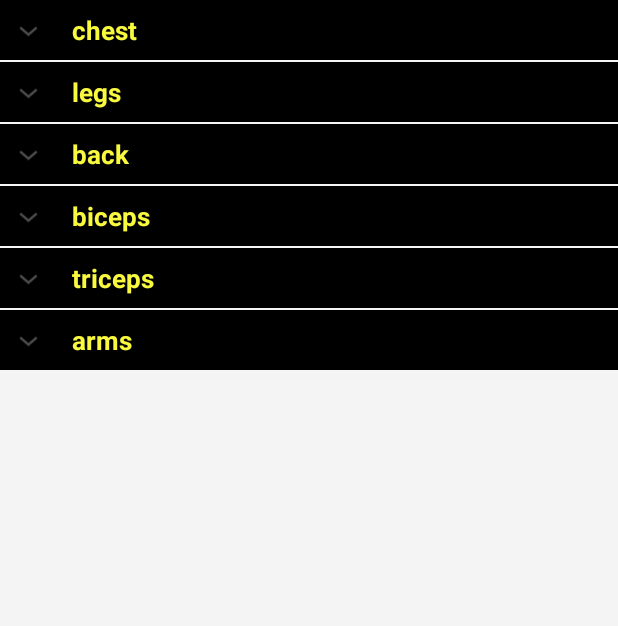
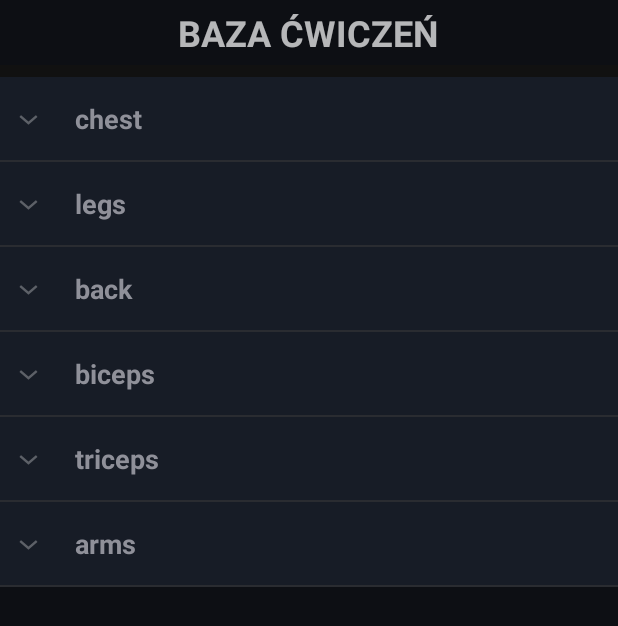
Before and after one commit to saviola44/StrengthBuilding, an Android app: the ShowAllExercisesActivity screen opened directly, with no data from a screen before it, on a phone screen of 412 x 824 dp. Shown: the top 626 px of the screen. Run offline under Robolectric (Android 15) with nearby library versions, the phone set to English and light mode, and no system bars.

Commit message:
MainActivity

```diff
--- a/app/src/main/res/layout/exercises_row_child_layout.xml
+++ b/app/src/main/res/layout/exercises_row_child_layout.xml
@@ -1,16 +1,15 @@
 <?xml version="1.0" encoding="utf-8"?>
 <LinearLayout xmlns:android="http://schemas.android.com/apk/res/android"
     android:layout_width="match_parent"
-    android:layout_height="55dip"
+    android:layout_height="50dp"
     android:orientation="vertical" >
 
     <TextView
         android:id="@+id/lblListItem"
         android:layout_width="fill_parent"
-        android:layout_height="wrap_content"
-        android:textSize="17dp"
-        android:paddingTop="5dp"
-        android:paddingBottom="5dp"
+        android:layout_height="50dp"
+        android:textSize="18dp"
+        android:gravity="center_vertical"
         android:paddingLeft="?android:attr/expandableListPreferredChildPaddingLeft" />
 
 </LinearLayout>
--- a/app/src/main/res/layout/muscle_parts_group.xml
+++ b/app/src/main/res/layout/muscle_parts_group.xml
@@ -2,14 +2,15 @@
 <LinearLayout xmlns:android="http://schemas.android.com/apk/res/android"
     android:orientation="vertical" android:layout_width="match_parent"
     android:layout_height="wrap_content"
-    android:padding="8dp"
-    android:background="#000000">
+    android:padding="10dp"
+    android:background="#991F2533">
     <TextView
         android:id="@+id/lblListHeader"
-        android:layout_width="fill_parent"
-        android:layout_height="wrap_content"
+        android:layout_width="match_parent"
+        android:layout_height="35dp"
         android:paddingLeft="?android:attr/expandableListPreferredItemPaddingLeft"
-        android:textSize="17dp"
-        android:textColor="#f9f93d" />
+        android:textSize="18dp"
+        android:gravity="center_vertical"
+        android:textStyle="bold"/>
 
 </LinearLayout>
--- a/app/src/main/res/layout/show_all_exercises_layout.xml
+++ b/app/src/main/res/layout/show_all_exercises_layout.xml
@@ -1,13 +1,31 @@
 <?xml version="1.0" encoding="utf-8"?>
 <LinearLayout
     xmlns:android="http://schemas.android.com/apk/res/android"
-    android:layout_width="fill_parent"
-    android:layout_height="fill_parent"
+    android:layout_width="match_parent"
+    android:layout_height="match_parent"
     android:orientation="vertical"
-    android:background="#f4f4f4">
+    android:background="#111">
+    <LinearLayout
+        android:layout_width="match_parent"
+        android:layout_height="wrap_content"
+        android:orientation="vertical"
+        android:background="@color/header"
+        android:layout_marginBottom="8dp">
+        <TextView
+            android:layout_width="wrap_content"
+            android:layout_height="wrap_content"
+            android:padding="5dp"
+            android:textSize="24dp"
+            android:textStyle="bold"
+            android:layout_gravity="center"
+            android:gravity="center"
+            android:text="BAZA ĆWICZEŃ"/>
+
+    </LinearLayout>
 
     <ExpandableListView
         android:id="@+id/lvExp"
         android:layout_height="match_parent"
-        android:layout_width="match_parent"/>
+        android:layout_width="match_parent"
+        android:background="@color/header"/>
 </LinearLayout>
```
